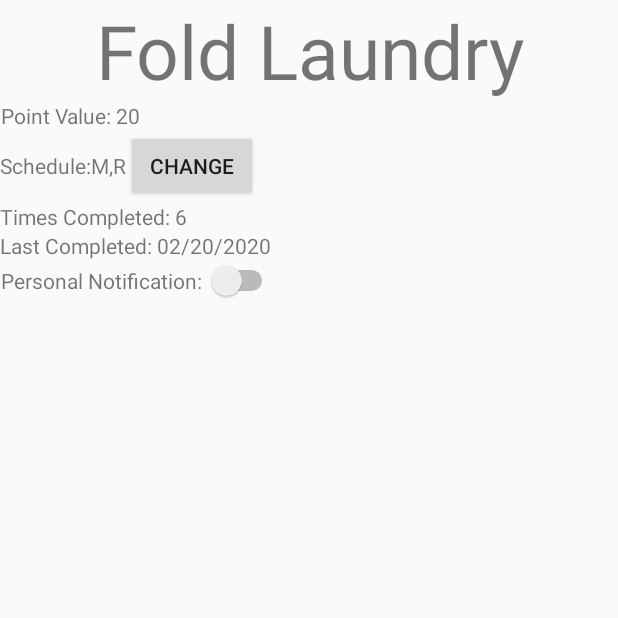
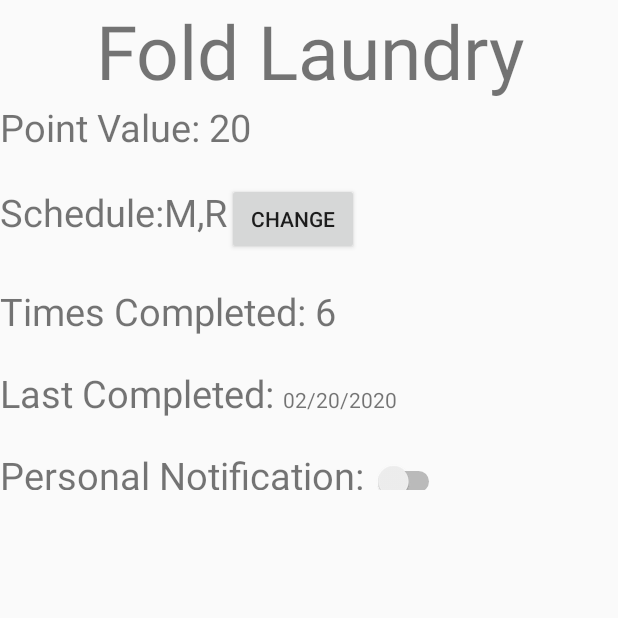
Before and after one commit to damichaels/WhatToDo-CS495, an Android app: the TaskDescription screen opened directly, with no data from a screen before it, on a phone screen of 412 x 824 dp, the top half of it. Run offline under Robolectric (Android 15) with nearby library versions, the phone set to English and light mode, and no system bars.

Commit message:
Update task_description.xml
Added some padding to text.

```diff
--- a/app/src/main/res/layout/task_description.xml
+++ b/app/src/main/res/layout/task_description.xml
@@ -9,7 +9,8 @@
     <LinearLayout
         android:layout_width="wrap_content"
         android:layout_height="wrap_content"
-        android:orientation="vertical">
+        android:orientation="vertical"
+        >
     <TextView
         android:id="@+id/title"
         android:layout_width="wrap_content"
@@ -25,15 +26,18 @@
         <LinearLayout
             android:layout_width="wrap_content"
             android:layout_height="wrap_content"
-            android:orientation="horizontal">
+            android:orientation="horizontal"
+            android:paddingBottom="20dp">
+
             <TextView
                 android:layout_width="wrap_content"
                 android:layout_height="wrap_content"
                 android:gravity="center"
                 android:text="Point Value: "
+                android:textSize="25sp"
                 app:layout_constraintEnd_toEndOf="parent"
-                app:layout_constraintStart_toStartOf="parent"
-                />
+                app:layout_constraintStart_toStartOf="parent" />
+
             <TextView
                 android:id="@+id/points"
                 android:layout_width="wrap_content"
@@ -41,33 +45,37 @@
                 android:gravity="center"
                 android:text="20"
 
-                app:layout_constraintTop_toBottomOf="@+id/title"
+                android:textSize="25sp"
                 app:layout_constraintEnd_toEndOf="parent"
                 app:layout_constraintStart_toStartOf="parent"
-                />
+                app:layout_constraintTop_toBottomOf="@+id/title" />
 
         </LinearLayout>
         <LinearLayout
             android:layout_width="wrap_content"
             android:layout_height="wrap_content"
-            android:orientation="horizontal">
+            android:orientation="horizontal"
+            android:paddingBottom="20dp">
+
             <TextView
                 android:layout_width="wrap_content"
                 android:layout_height="wrap_content"
                 android:gravity="center"
+                android:scrollbarSize="25dp"
                 android:text="Schedule:"
+                android:textSize="25sp"
                 app:layout_constraintEnd_toEndOf="parent"
-                app:layout_constraintStart_toStartOf="parent"
-                />
+                app:layout_constraintStart_toStartOf="parent" />
+
             <TextView
                 android:id="@+id/schedule"
                 android:layout_width="wrap_content"
                 android:layout_height="wrap_content"
                 android:gravity="center"
                 android:text="M,R"
+                android:textSize="25sp"
                 app:layout_constraintEnd_toEndOf="parent"
-                app:layout_constraintStart_toStartOf="parent"
-                />
+                app:layout_constraintStart_toStartOf="parent" />
             <Button
                 android:id="@+id/changeBtn"
                 android:layout_width="wrap_content"
@@ -78,15 +86,19 @@
         <LinearLayout
             android:layout_width="wrap_content"
             android:layout_height="wrap_content"
-            android:orientation="horizontal">
+            android:orientation="horizontal"
+            android:paddingBottom="20dp">
+
             <TextView
                 android:layout_width="wrap_content"
                 android:layout_height="wrap_content"
                 android:gravity="center"
+                android:scrollbarSize="4dp"
                 android:text="Times Completed: "
+                android:textSize="25sp"
                 app:layout_constraintEnd_toEndOf="parent"
-                app:layout_constraintStart_toStartOf="parent"
-                />
+                app:layout_constraintStart_toStartOf="parent" />
+
             <TextView
                 android:id="@+id/timesCompleted"
                 android:layout_width="wrap_content"
@@ -94,24 +106,26 @@
                 android:gravity="center"
                 android:text="6"
 
-                app:layout_constraintTop_toBottomOf="@+id/title"
+                android:textSize="25sp"
                 app:layout_constraintEnd_toEndOf="parent"
                 app:layout_constraintStart_toStartOf="parent"
-                />
+                app:layout_constraintTop_toBottomOf="@+id/title" />
 
         </LinearLayout>
         <LinearLayout
             android:layout_width="wrap_content"
             android:layout_height="wrap_content"
-            android:orientation="horizontal">
+            android:orientation="horizontal"
+            android:paddingBottom="20dp">
+
             <TextView
                 android:layout_width="wrap_content"
                 android:layout_height="wrap_content"
                 android:gravity="center"
                 android:text="Last Completed: "
+                android:textSize="25sp"
                 app:layout_constraintEnd_toEndOf="parent"
-                app:layout_constraintStart_toStartOf="parent"
-                />
+                app:layout_constraintStart_toStartOf="parent" />
             <TextView
                 android:id="@+id/lastCompleted"
                 android:layout_width="wrap_content"
@@ -127,16 +141,18 @@
         <LinearLayout
             android:layout_width="wrap_content"
             android:layout_height="wrap_content"
-            android:orientation="horizontal">
+            android:orientation="horizontal"
+            android:paddingBottom="20dp">
+
             <TextView
                 android:layout_width="wrap_content"
-                android:layout_height="wrap_content"
+                android:layout_height="27dp"
                 android:gravity="center"
                 android:text="Personal Notification: "
-                app:layout_constraintTop_toBottomOf="@+id/title"
+                android:textSize="25sp"
                 app:layout_constraintEnd_toEndOf="parent"
                 app:layout_constraintStart_toStartOf="parent"
-                />
+                app:layout_constraintTop_toBottomOf="@+id/title" />
             <Switch
                 android:id="@+id/switch1"
                 android:layout_width="match_parent"
```
